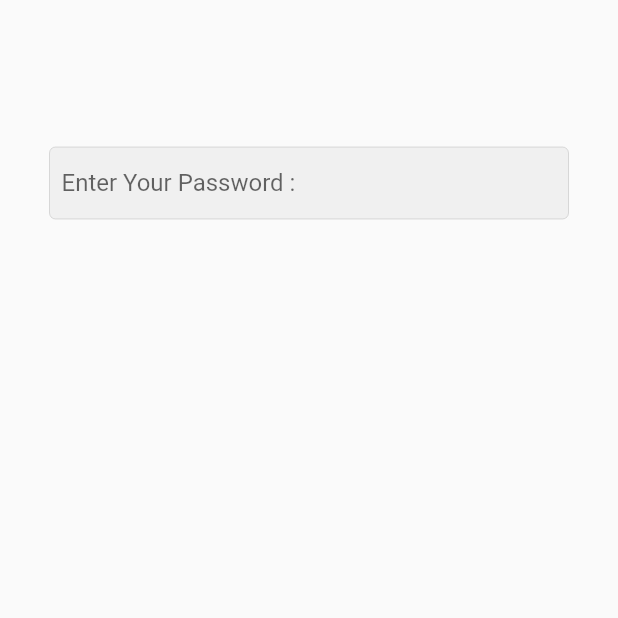
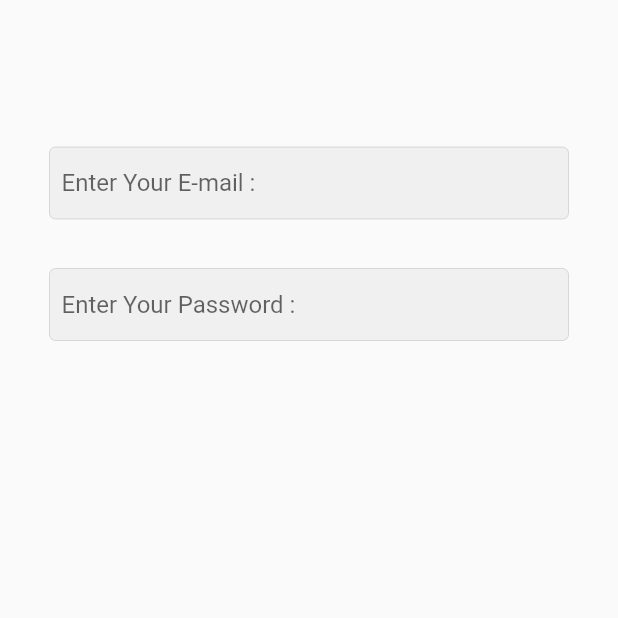
Before and after one commit to Hazem12Bakr/E_commerce_flutter_app, a Flutter app: the screen it shows after launch, on a phone screen of 412 x 824 dp, the top half of it. Run offline on Flutter 3.47's test engine with Material 2 defaults, Android fonts, the phone set to English and light mode, and no system bars.

```diff
--- a/lib/pages/login.dart
+++ b/lib/pages/login.dart
@@ -17,7 +17,28 @@ class Login extends StatelessWidget {
                 height: 65,
               ),
               TextField(
-                  keyboardType: TextInputType.text,
+                  keyboardType: TextInputType.emailAddress,
+                  obscureText: false,
+                  decoration: InputDecoration(
+                    hintText: "Enter Your E-mail : ",
+                    // To delete borders
+                    enabledBorder: OutlineInputBorder(
+                      borderSide: Divider.createBorderSide(context),
+                    ),
+                    focusedBorder: OutlineInputBorder(
+                      borderSide: BorderSide(
+                        color: Colors.grey,
+                      ),
+                    ),
+                    // fillColor: Colors.red,
+                    filled: true,
+                    contentPadding: const EdgeInsets.all(8),
+                  )),
+                  const SizedBox(
+                    height: 33,
+                   ),
+                  TextField(
+                  keyboardType: TextInputType.emailAddress,
                   obscureText: true,
                   decoration: InputDecoration(
                     hintText: "Enter Your Password : ",
@@ -34,6 +55,9 @@ class Login extends StatelessWidget {
                     filled: true,
                     contentPadding: const EdgeInsets.all(8),
                   ))
+
+
+
             ],
           ),
         ),
```
